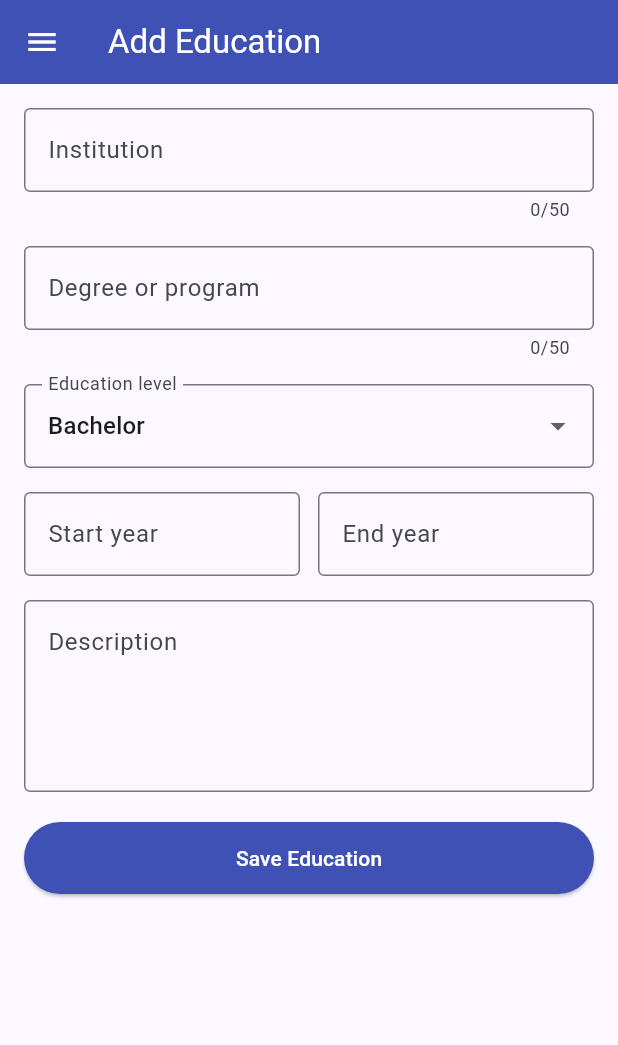
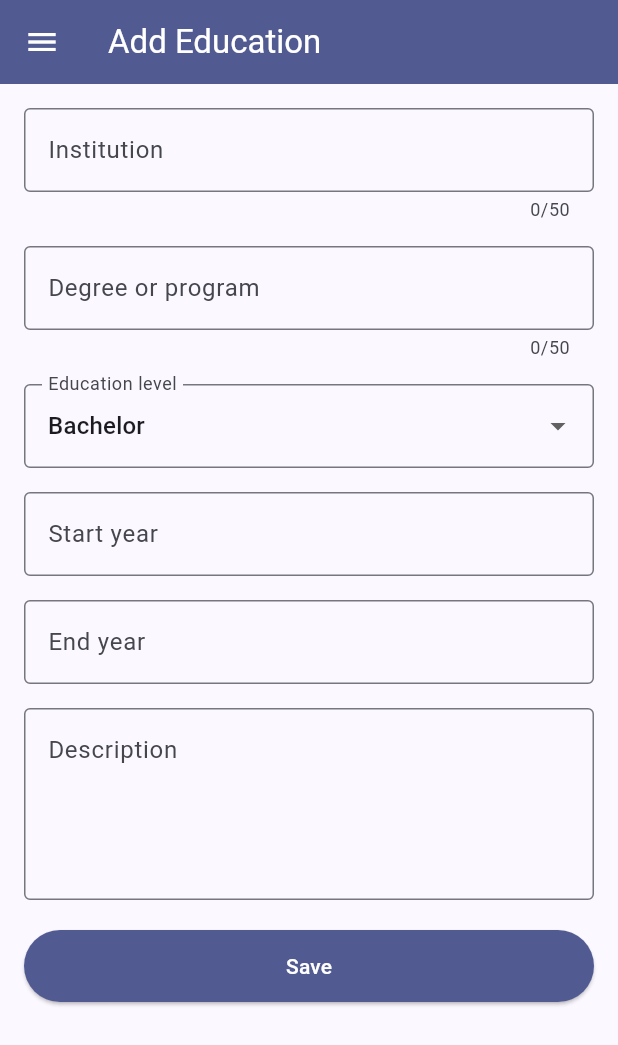
Before and after one commit to Rapcuyyy/myportofolio_mobile, a Flutter app: the EducationFormPage screen opened directly, on a phone screen of 412 x 824 dp. Shown: the top 1045 px of the screen. Run offline on Flutter 3.47's test engine with Material 3 defaults, Android fonts, the phone set to English and light mode, and no system bars; our stand-ins replace material_ui.

Commit message:
Refactor: memperbarui EducationFormPage menggunakan warna utama pada app bar dan button, serta menyederhanakan input year fields

```diff
--- a/lib/screens/education_form.dart
+++ b/lib/screens/education_form.dart
@@ -100,10 +100,13 @@ class _EducationFormPageState extends State<EducationFormPage> {
 
   @override
   Widget build(BuildContext context) {
+    final primaryColor = Theme.of(context).colorScheme.primary;
+
     return Scaffold(
+      resizeToAvoidBottomInset: true,
       appBar: AppBar(
         title: const Text('Add Education'),
-        backgroundColor: Colors.indigo,
+        backgroundColor: primaryColor,
         foregroundColor: Colors.white,
       ),
       drawer: const LeftDrawer(),
@@ -166,10 +169,7 @@ class _EducationFormPageState extends State<EducationFormPage> {
               },
             ),
             const SizedBox(height: 16),
-            Row(
-              children: [
-                Expanded(
-                  child: TextFormField(
+            TextFormField(
               keyboardType: TextInputType.number,
               decoration: const InputDecoration(
                 labelText: 'Start year',
@@ -181,16 +181,11 @@ class _EducationFormPageState extends State<EducationFormPage> {
                   _startYear = int.tryParse(value ?? '');
                 });
               },
-                    validator: (value) => _validateYear(
-                      value,
-                      otherYear: _endYear,
-                      isStart: true,
+              validator: (value) =>
+                  _validateYear(value, otherYear: _endYear, isStart: true),
             ),
-                  ),
-                ),
-                const SizedBox(width: 12),
-                Expanded(
-                  child: TextFormField(
+            const SizedBox(height: 16),
+            TextFormField(
               keyboardType: TextInputType.number,
               decoration: const InputDecoration(
                 labelText: 'End year',
@@ -202,11 +197,7 @@ class _EducationFormPageState extends State<EducationFormPage> {
                   _endYear = int.tryParse(value ?? '');
                 });
               },
-                    validator: (value) =>
-                        _validateYear(value, otherYear: _startYear),
-                  ),
-                ),
-              ],
+              validator: (value) => _validateYear(value, otherYear: _startYear),
             ),
             const SizedBox(height: 16),
             TextFormField(
@@ -231,11 +222,11 @@ class _EducationFormPageState extends State<EducationFormPage> {
               child: ElevatedButton(
                 onPressed: _saveEducation,
                 style: ElevatedButton.styleFrom(
-                  backgroundColor: Colors.indigo,
+                  backgroundColor: primaryColor,
                   foregroundColor: Colors.white,
                   padding: const EdgeInsets.symmetric(vertical: 14),
                 ),
-                child: const Text('Save Education'),
+                child: const Text('Save'),
               ),
             ),
           ],
```
Lines whose indentation alone changed are shown as unchanged.
